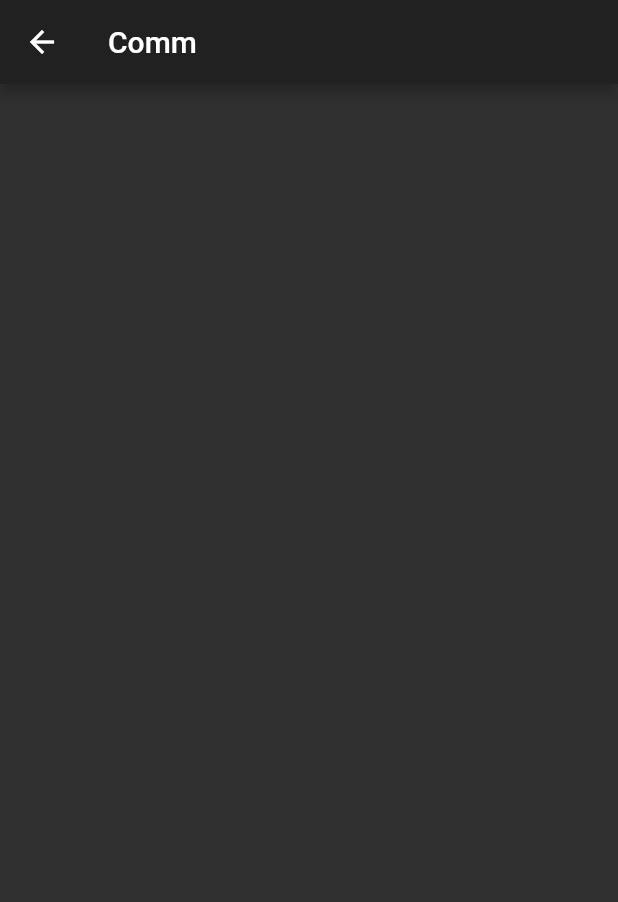
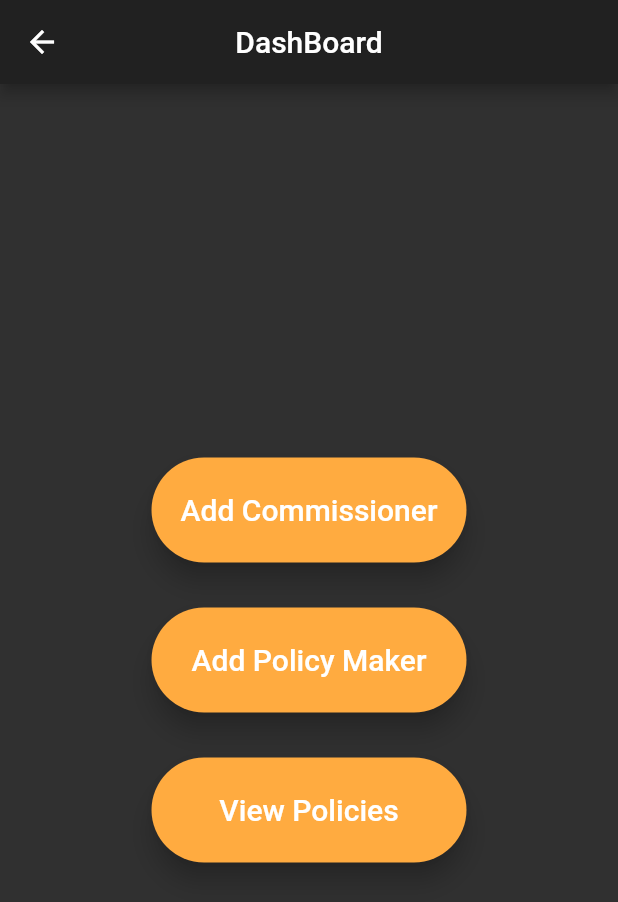
Before and after one commit to abhirup-deb/Policy_Selector, a Flutter app: the Commissioner screen opened by its route, on a phone screen of 412 x 824 dp. Shown: the top 902 px of the screen. Run offline on Flutter 3.47's test engine with Material 2 defaults, Android fonts, the phone set to English and light mode, and no system bars; missing offline and left inert: flutter_otp.

Commit message:
Commissioner page edited

```diff
--- a/lib/Dashboards/Commissioner.dart
+++ b/lib/Dashboards/Commissioner.dart
@@ -1,4 +1,8 @@
 import 'package:flutter/material.dart';
+import 'package:policy_maker/Dashboards/User.dart';
+import 'package:policy_maker/screens/C_Signup.dart';
+import 'package:policy_maker/screens/PMkr_Signin.dart';
+import 'package:policy_maker/screens/PMkr_Signup.dart';
 
 class Commissioner extends StatefulWidget{
   static const String id = 'Commissioner';
@@ -10,7 +14,34 @@ class _CommissionerState extends State<Commissioner>{
   @override
   Widget build(BuildContext context) {
     return Scaffold(
-      appBar: AppBar(title: Text('Comm')),
+      appBar: AppBar(title: Text('DashBoard'),centerTitle: true,),
+      body: Center(
+        child: Column(
+          mainAxisAlignment: MainAxisAlignment.center,
+          crossAxisAlignment: CrossAxisAlignment.center,
+
+          children: <Widget>[
+            SizedBox(child: RaisedButton(onPressed: (){
+              Navigator.pushNamed(context, C_Signup.id);
+            },child: Text('Add Commissioner',style: TextStyle(fontSize: 20.0),),color: Colors.orangeAccent,elevation: 7.0,shape: RoundedRectangleBorder(borderRadius: BorderRadius.circular(38.0),),),
+              height: 70.0,width: 210.0,),
+            SizedBox(
+              height: 30.0,
+            ),
+            SizedBox(child: RaisedButton(onPressed: (){
+              Navigator.pushNamed(context, PMkr_Signup.id);
+            },child: Text('Add Policy Maker',style: TextStyle(fontSize: 20.0),),color: Colors.orangeAccent,elevation: 7.0,shape: RoundedRectangleBorder(borderRadius: BorderRadius.circular(38.0),),),
+              height: 70.0,width: 210.0,),
+            SizedBox(
+              height: 30.0,
+            ),
+            SizedBox(child: RaisedButton(onPressed: (){
+              Navigator.pushNamed(context, User.id);
+            },child: Text('View Policies',style: TextStyle(fontSize: 20.0),),color: Colors.orangeAccent,elevation: 7.0,shape: RoundedRectangleBorder(borderRadius: BorderRadius.circular(38.0),),),
+              height: 70.0,width: 210.0,),
+          ],
+        ),
+      ),
     );
   }
 }
--- a/lib/Dashboards/PolicyMaker.dart
+++ b/lib/Dashboards/PolicyMaker.dart
@@ -10,8 +10,8 @@ class _PolicyMakerState extends State<PolicyMaker>{
   @override
   Widget build(BuildContext context) {
     return Scaffold(
-      appBar: AppBar(title: Text('Pm Maker'),),
-      body: Text('hi'),
+      appBar: AppBar(title: Text('DashBoard'),centerTitle: true,),
+
     );
   }
 }
--- a/lib/Dashboards/User.dart
+++ b/lib/Dashboards/User.dart
@@ -10,8 +10,7 @@ class _UserState extends State<User>{
   @override
   Widget build(BuildContext context) {
     return Scaffold(
-      appBar: AppBar(title: Text('us'),),
-      body: Text('hi'),
+      appBar: AppBar(title: Text('DashBoard'),centerTitle: true,),
     );
   }
 }
--- a/lib/main.dart
+++ b/lib/main.dart
@@ -8,6 +8,7 @@ import 'package:policy_maker/Dashboards/User.dart';
 import 'package:policy_maker/Dashboards/PolicyMaker.dart';
 import 'package:policy_maker/Dashboards/Commissioner.dart';
 import 'package:policy_maker/screens/C_Signup.dart';
+import 'package:policy_maker/screens/PMkr_Signup.dart';
 
 void main() => runApp(MyApp());
 
@@ -24,6 +25,7 @@ class MyApp extends StatelessWidget {
         HomePage.id: (context) => HomePage(),
         C_Signin.id: (context) => C_Signin(),
         PMkr_Signin.id: (context) => PMkr_Signin(),
+        PMkr_Signup.id: (context) => PMkr_Signup(),
         User_Signin.id: (context) => User_Signin(),
         otp.id: (context) => otp(tag: null,),
         C_Signup.id: (context) => C_Signup(),
```
Also changed, not shown: lib/screens/PMkr_Signup.dart (added, +14 -0 lines).
